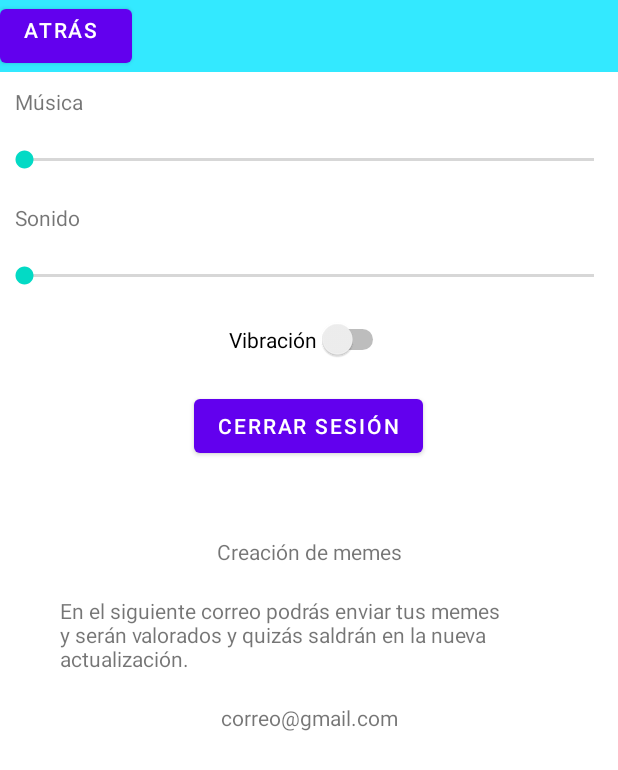
After one commit to gaizkang99/Memedex, an Android app: the Ajustes screen opened directly, with no data from a screen before it, on a phone screen of 412 x 824 dp. The commit adds this screen. Shown: the top 770 px of the screen. Run offline under Robolectric (Android 15) with nearby library versions, the phone set to English and light mode, and no system bars.

Commit message:
movement between ALL layouts

```diff
--- a/app/src/main/AndroidManifest.xml
+++ b/app/src/main/AndroidManifest.xml
@@ -28,6 +28,9 @@
         <activity
             android:name=".Menu"
             android:exported="true" />
+        <activity
+            android:name=".Ajustes"
+            android:exported="true" />
     </application>
 
 </manifest>
--- /dev/null
+++ b/app/src/main/java/com/example/memedex/Ajustes.java
@@ -0,0 +1,36 @@
+package com.example.memedex;
+
+import android.content.Intent;
+import android.os.Bundle;
+import android.view.View;
+import android.widget.Button;
+
+import androidx.appcompat.app.AppCompatActivity;
+
+public class Ajustes extends AppCompatActivity {
+
+    @Override
+    protected void onCreate(Bundle savedInstanceState) {
+        super.onCreate(savedInstanceState);
+        setContentView(R.layout.ajustes);
+
+        Button atras = (Button) findViewById(R.id.atras);
+        Button close = (Button) findViewById(R.id.cerrarSesion);
+
+        atras.setOnClickListener(new View.OnClickListener() {
+            @Override
+            public void onClick(View view) {
+                Intent intentSign = new Intent(Ajustes.this, Menu.class);
+                startActivity(intentSign);
+            }
+        });
+
+        close.setOnClickListener(new View.OnClickListener() {
+            @Override
+            public void onClick(View view) {
+                Intent intentSign = new Intent(Ajustes.this, MainActivity.class);
+                startActivity(intentSign);
+            }
+        });
+    }
+}
--- a/app/src/main/res/layout/ajustes.xml
+++ b/app/src/main/res/layout/ajustes.xml
@@ -24,10 +24,11 @@
                 android:layout_height="wrap_content">
 
                 <Button
+                    android:id="@+id/atras"
                     android:layout_width="wrap_content"
                     android:layout_height="wrap_content"
                     android:gravity="left"
-                    android:text="Atrás"></Button>
+                    android:text="Atrás" />
 
             </FrameLayout>
 
--- a/app/src/main/res/layout/menu_opciones.xml
+++ b/app/src/main/res/layout/menu_opciones.xml
@@ -31,10 +31,11 @@
                         android:text="Nivel"></Button>
 
                     <Button
+                        android:id="@+id/ajustes"
                         android:layout_width="wrap_content"
                         android:layout_height="wrap_content"
                         android:layout_gravity="right"
-                        android:text="Ajustes"></Button>
+                        android:text="Ajustes" />
 
                 </FrameLayout>
 
```
Also changed, not shown: app/src/main/java/com/example/memedex/Menu.java (+9 -1 lines).
